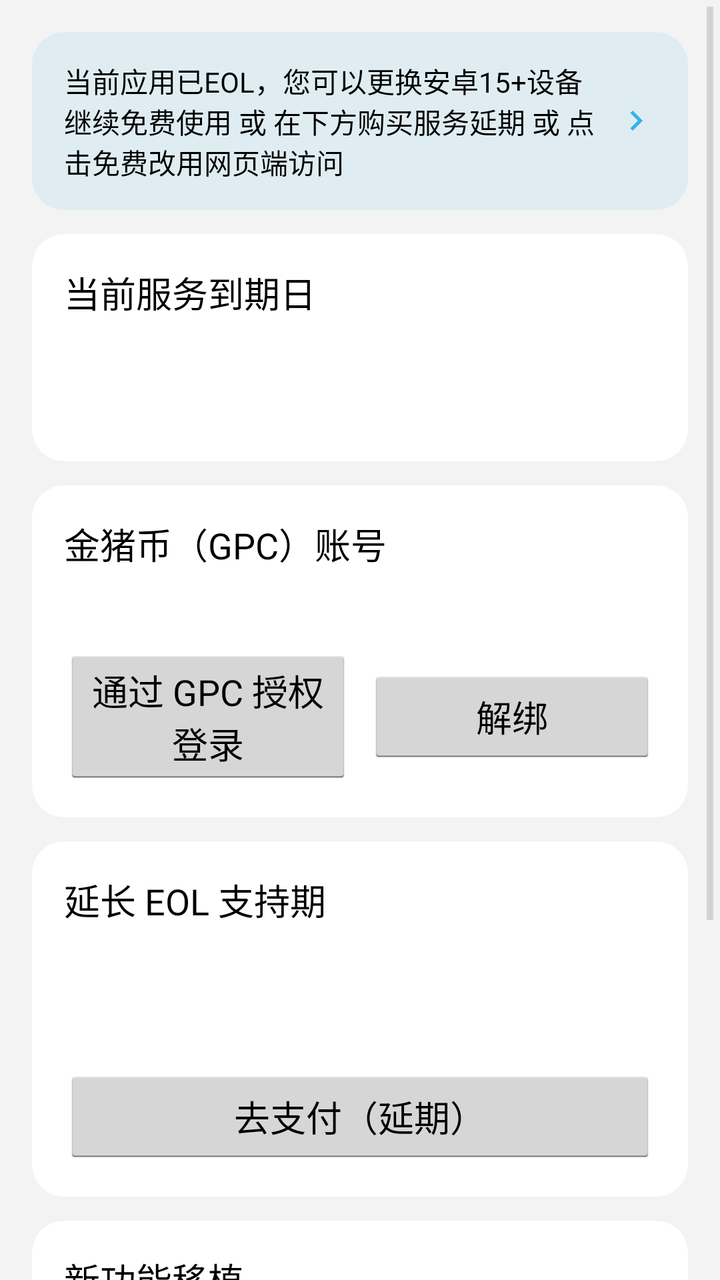
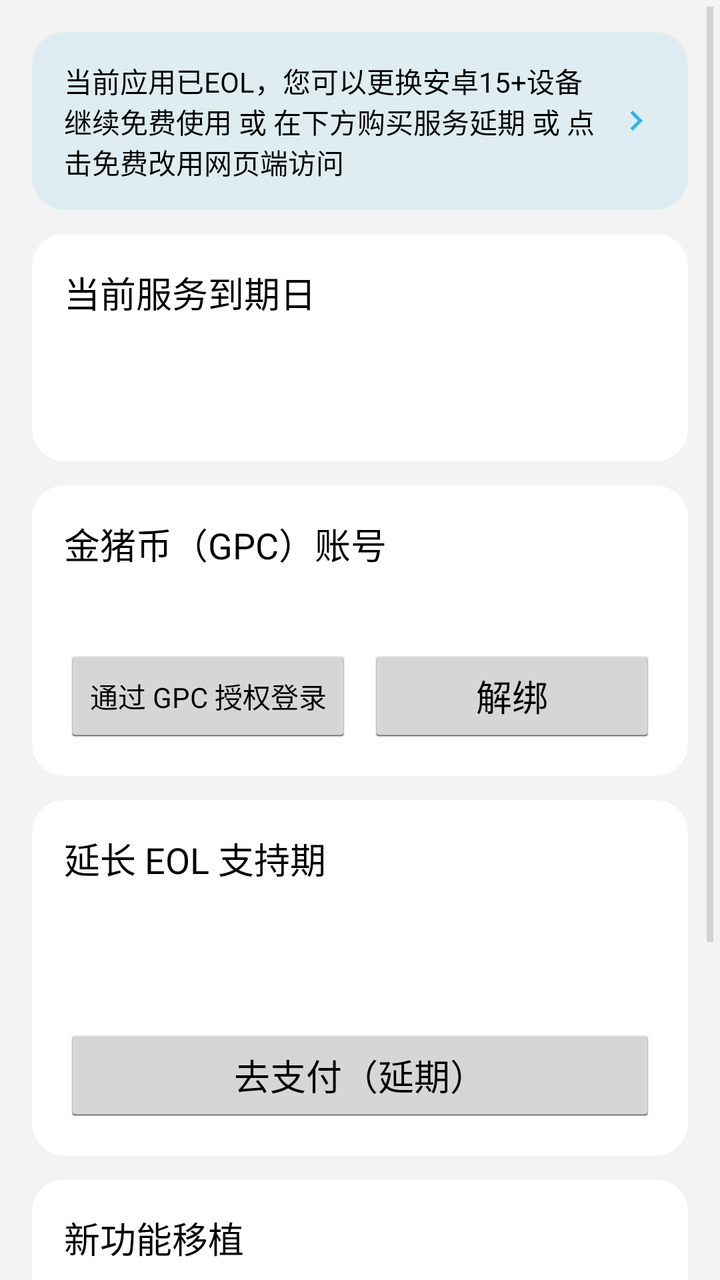

An Android layout rendered at two revisions. The XML below is the earlier revision; the diff shows what the commit changed to produce the second picture.
<!-- AndroidManifest.xml: activity theme AppTheme.Eol -->
<!-- res/layout/fragment_eol_manage.xml -->
<?xml version="1.0" encoding="utf-8"?>
<ScrollView xmlns:android="http://schemas.android.com/apk/res/android"
    xmlns:app="http://schemas.android.com/apk/res-auto"
    android:layout_width="match_parent"
    android:layout_height="match_parent"
    android:background="@color/app_background"
    android:fillViewport="true">

    <LinearLayout
        android:layout_width="match_parent"
        android:layout_height="wrap_content"
        android:orientation="vertical"
        android:padding="16dp">

        
        <androidx.cardview.widget.CardView
            android:id="@+id/cardWebPortal"
            android:layout_width="match_parent"
            android:layout_height="wrap_content"
            android:layout_marginBottom="12dp"
            android:clickable="true"
            android:focusable="true"
            android:foreground="?android:attr/selectableItemBackground"
            app:cardBackgroundColor="@color/eol_portal_card_bg"
            app:cardCornerRadius="16dp"
            app:cardElevation="0dp">

            <LinearLayout
                android:layout_width="match_parent"
                android:layout_height="wrap_content"
                android:gravity="center_vertical"
                android:orientation="horizontal"
                android:paddingHorizontal="16dp"
                android:paddingVertical="14dp">

                <TextView
                    android:layout_width="0dp"
                    android:layout_height="wrap_content"
                    android:layout_marginEnd="8dp"
                    android:layout_weight="1"
                    android:text="@string/eol_web_portal_card_text"
                    android:textAppearance="?android:textAppearanceSmall"
                    android:textColor="@color/text_primary" />

                <ImageView
                    android:layout_width="20dp"
                    android:layout_height="20dp"
                    android:contentDescription="@string/eol_web_portal_card_text"
                    android:src="@drawable/ic_set_chevron"
                    android:tint="@color/holo_blue" />
            </LinearLayout>
        </androidx.cardview.widget.CardView>

        
        <androidx.cardview.widget.CardView
            android:layout_width="match_parent"
            android:layout_height="wrap_content"
            android:layout_marginBottom="12dp"
            app:cardBackgroundColor="@color/app_surface"
            app:cardCornerRadius="16dp"
            app:cardElevation="0dp">

            <LinearLayout
                android:layout_width="match_parent"
                android:layout_height="wrap_content"
                android:orientation="vertical"
                android:padding="16dp">

                <TextView
                    android:layout_width="match_parent"
                    android:layout_height="wrap_content"
                    android:layout_marginBottom="8dp"
                    android:text="@string/eol_current_title"
                    android:textAppearance="?android:textAppearanceMedium"
                    android:textColor="@color/text_primary" />

                <TextView
                    android:id="@+id/tvEolDate"
                    android:layout_width="match_parent"
                    android:layout_height="wrap_content"
                    android:textAppearance="?android:textAppearanceMedium"
                    android:textColor="@color/holo_blue"
                    android:textStyle="bold" />

                <TextView
                    android:id="@+id/tvEolHint"
                    android:layout_width="match_parent"
                    android:layout_height="wrap_content"
                    android:layout_marginTop="4dp"
                    android:textAppearance="?android:textAppearanceSmall"
                    android:textColor="@color/text_secondary" />
            </LinearLayout>
        </androidx.cardview.widget.CardView>

        
        <androidx.cardview.widget.CardView
            android:layout_width="match_parent"
            android:layout_height="wrap_content"
            android:layout_marginBottom="12dp"
            app:cardBackgroundColor="@color/app_surface"
            app:cardCornerRadius="16dp"
            app:cardElevation="0dp">

            <LinearLayout
                android:layout_width="match_parent"
                android:layout_height="wrap_content"
                android:orientation="vertical"
                android:padding="16dp">

                <TextView
                    android:layout_width="match_parent"
                    android:layout_height="wrap_content"
                    android:layout_marginBottom="8dp"
                    android:text="@string/eol_gpc_account_title"
                    android:textAppearance="?android:textAppearanceMedium"
                    android:textColor="@color/text_primary" />

                <TextView
                    android:id="@+id/tvBindStatus"
                    android:layout_width="match_parent"
                    android:layout_height="wrap_content"
                    android:layout_marginBottom="12dp"
                    android:textAppearance="?android:textAppearanceSmall"
                    android:textColor="@color/text_secondary" />

                <LinearLayout
                    android:layout_width="match_parent"
                    android:layout_height="wrap_content"
                    android:gravity="center_vertical"
                    android:orientation="horizontal">

                    <Button
                        android:id="@+id/btnBind"
                        android:layout_width="0dp"
                        android:layout_height="wrap_content"
                        android:layout_weight="1"
                        android:text="@string/eol_bind" />

                    <Button
                        android:id="@+id/btnUnbind"
                        android:layout_width="0dp"
                        android:layout_height="wrap_content"
                        android:layout_weight="1"
                        android:layout_marginStart="8dp"
                        android:text="@string/eol_unbind"
                        style="?android:attr/buttonStyle" />
                </LinearLayout>
            </LinearLayout>
        </androidx.cardview.widget.CardView>

        
        <androidx.cardview.widget.CardView
            android:layout_width="match_parent"
            android:layout_height="wrap_content"
            android:layout_marginBottom="12dp"
            app:cardBackgroundColor="@color/app_surface"
            app:cardCornerRadius="16dp"
            app:cardElevation="0dp">

            <LinearLayout
                android:layout_width="match_parent"
                android:layout_height="wrap_content"
                android:orientation="vertical"
                android:padding="16dp">

                <TextView
                    android:layout_width="match_parent"
                    android:layout_height="wrap_content"
                    android:layout_marginBottom="4dp"
                    android:text="@string/eol_extend_title"
                    android:textAppearance="?android:textAppearanceMedium"
                    android:textColor="@color/text_primary" />

                <TextView
                    android:id="@+id/tvEolPrice"
                    android:layout_width="match_parent"
                    android:layout_height="wrap_content"
                    android:layout_marginBottom="12dp"
                    android:textAppearance="?android:textAppearanceSmall"
                    android:textColor="@color/text_secondary" />

                <TextView
                    android:id="@+id/tvEolTotal"
                    android:layout_width="match_parent"
                    android:layout_height="wrap_content"
                    android:layout_marginBottom="12dp"
                    android:textAppearance="?android:textAppearanceMedium"
                    android:textColor="@color/holo_blue"
                    android:textStyle="bold" />

                <Button
                    android:id="@+id/btnBuyEol"
                    android:layout_width="match_parent"
                    android:layout_height="wrap_content"
                    android:text="@string/eol_buy_extend" />
            </LinearLayout>
        </androidx.cardview.widget.CardView>

        
        <androidx.cardview.widget.CardView
            android:id="@+id/cardFeaturePort"
            android:layout_width="match_parent"
            android:layout_height="wrap_content"
            android:layout_marginBottom="12dp"
            app:cardBackgroundColor="@color/app_surface"
            app:cardCornerRadius="16dp"
            app:cardElevation="0dp">

            <LinearLayout
                android:layout_width="match_parent"
                android:layout_height="wrap_content"
                android:orientation="vertical"
                android:padding="16dp">

                <TextView
                    android:layout_width="match_parent"
                    android:layout_height="wrap_content"
                    android:layout_marginBottom="4dp"
                    android:text="@string/eol_port_title"
                    android:textAppearance="?android:textAppearanceMedium"
                    android:textColor="@color/text_primary" />

                <TextView
                    android:layout_width="match_parent"
                    android:layout_height="wrap_content"
                    android:layout_marginBottom="12dp"
                    android:text="@string/eol_port_desc"
                    android:textAppearance="?android:textAppearanceSmall"
                    android:textColor="@color/text_secondary" />

                <EditText
                    android:id="@+id/editPortAmount"
                    style="@android:style/Widget.AutoCompleteTextView"
                    android:layout_width="match_parent"
                    android:layout_height="wrap_content"
                    android:layout_marginBottom="4dp"
                    android:hint="@string/eol_port_amount_hint"
                    android:inputType="numberDecimal"
                    android:maxLines="1"
                    android:padding="10dp" />

                <TextView
                    android:layout_width="match_parent"
                    android:layout_height="wrap_content"
                    android:layout_marginBottom="12dp"
                    android:text="@string/eol_port_notice"
                    android:textAppearance="?android:textAppearanceSmall"
                    android:textColor="@color/text_secondary" />

                <Button
                    android:id="@+id/btnBuyPort"
                    android:layout_width="match_parent"
                    android:layout_height="wrap_content"
                    android:text="@string/eol_buy_port" />
            </LinearLayout>
        </androidx.cardview.widget.CardView>

        <TextView
            android:id="@+id/textError"
            android:layout_width="match_parent"
            android:layout_height="wrap_content"
            android:layout_marginTop="8dp"
            android:textColor="@color/app_error"
            android:textAppearance="?android:textAppearanceSmall"
            android:visibility="gone" />
    </LinearLayout>
</ScrollView>
<!-- resources referenced by this layout -->
<resources>
  <color name="app_background">#FFF3F3F3</color>
  <color name="app_error">#FFCC0000</color>
  <color name="app_surface">#FFFFFFFF</color>
  <color name="eol_portal_card_bg">#1A33B5E5</color>
  <color name="holo_blue">#FF33B5E5</color>
  <color name="text_primary">#FF000000</color>
  <color name="text_secondary">#FF666666</color>
  <!-- drawable ic_set_chevron (drawable) -->
  <vector xmlns:android="http://schemas.android.com/apk/res/android"
      android:width="24dp"
      android:height="24dp"
      android:viewportWidth="24"
      android:viewportHeight="24"
      android:tint="@color/text_secondary">
      <path
          android:fillColor="#FF000000"
          android:pathData="M8.59,16.59L13.17,12L8.59,7.41L10,6l6,6l-6,6L8.59,16.59z" />
  </vector>
  <string name="eol_bind">通过 GPC 授权登录</string>
  <string name="eol_buy_extend">去支付（延期）</string>
  <string name="eol_buy_port">去支付（移植）</string>
  <string name="eol_current_title">当前服务到期日</string>
  <string name="eol_extend_title">延长 EOL 支持期</string>
  <string name="eol_gpc_account_title">金猪币（GPC）账号</string>
  <string name="eol_port_amount_hint">金额（GPC）</string>
  <string name="eol_port_desc">将你所需的新功能移植到本应用。</string>
  <string name="eol_port_notice">每个新功能移植需要 500-5000 GPC 不等，下单前请先联系开发团队。2027 年起停止销售。</string>
  <string name="eol_port_title">新功能移植</string>
  <string name="eol_unbind">解绑</string>
  <string name="eol_web_portal_card_text">当前应用已EOL，您可以更换安卓15+设备继续免费使用 或 在下方购买服务延期 或 点击免费改用网页端访问</string>
  <style name="AppTheme.Eol" parent="AppTheme.EolBase" />
  <style name="AppTheme.EolBase" parent="android:Theme.Holo.Light">
          <item name="android:windowActionBar">false</item>
          <item name="android:windowNoTitle">true</item>
  
          <item name="android:colorAccent">@color/brand_primary</item>
          <item name="android:colorBackground">@color/app_background</item>
          <item name="android:textColorPrimary">@color/text_primary</item>
          <item name="android:textColorSecondary">@color/text_secondary</item>
          <item name="android:windowBackground">@color/app_background</item>
          <item name="android:actionBarStyle">@style/HoloActionBar</item>
          <item name="android:statusBarColor">@color/brand_primary</item>
          <item name="android:windowLightStatusBar">@bool/light_system_bars</item>
          <item name="android:navigationBarColor">@android:color/black</item>
      </style>
  <color name="brand_primary">#FF33B5E5</color>
  <style name="HoloActionBar">
          <item name="android:background">@color/brand_primary</item>
      </style>
</resources>

<!-- the commit's change to res/layout/fragment_eol_manage.xml (unified diff, before → after) -->
@@ -134,7 +134,8 @@
                         android:layout_width="0dp"
                         android:layout_height="wrap_content"
                         android:layout_weight="1"
-                        android:text="@string/eol_bind" />
+                        android:text="@string/eol_bind"
+                        android:textSize="14sp" />
 
                     <Button
                         android:id="@+id/btnUnbind"
